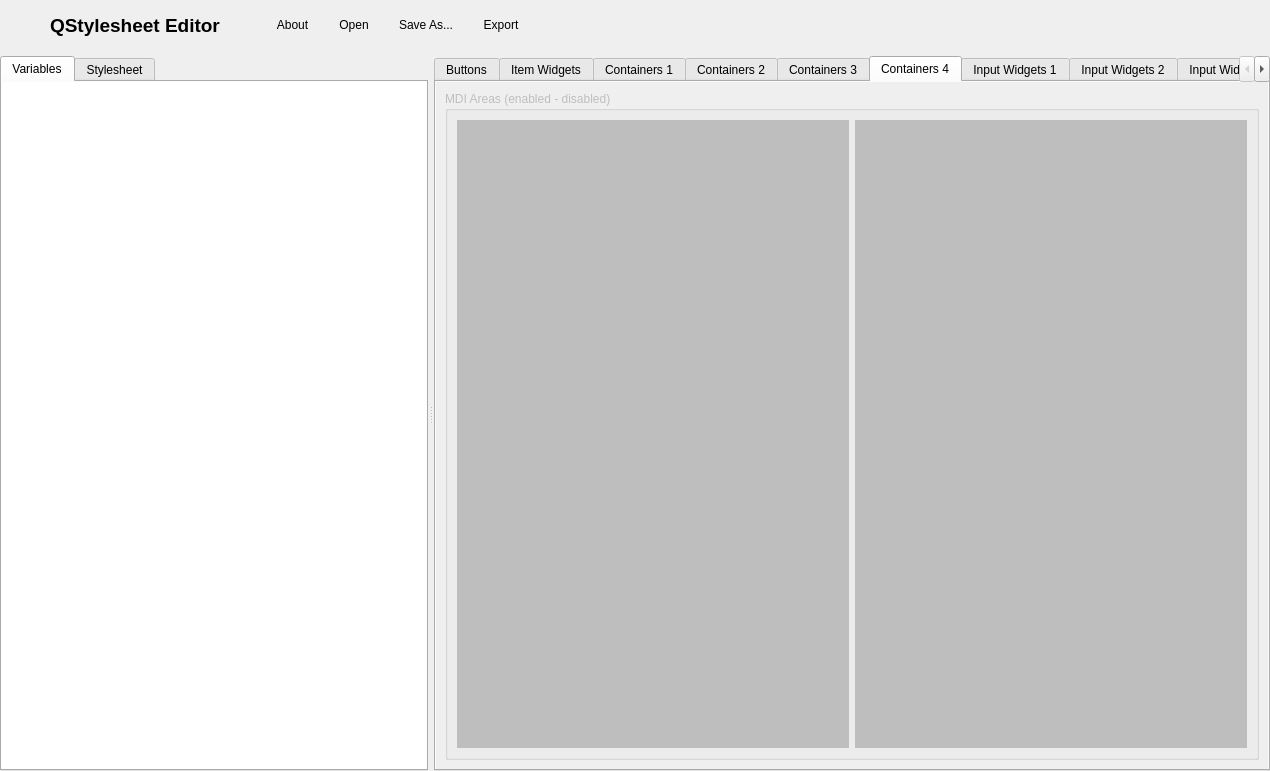
Above: ProjectQStylesheetEditor/mainwindow.ui from Aethermeister/Aether-Projects---QStylesheet-Editor before the change. Below: the same form after it.
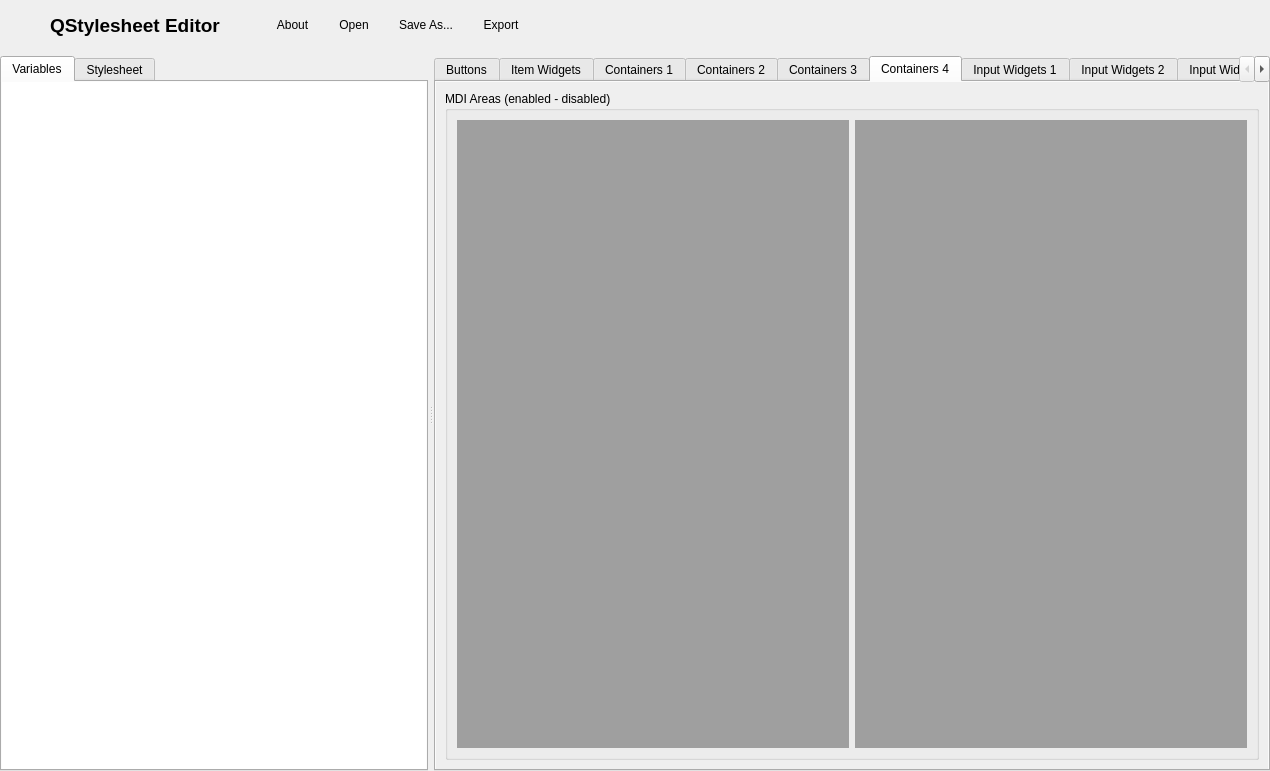
That is the form after the change. The open tabs and pages were chosen to show the change. Icons and pictures are not drawn.

What changed in the file:
```diff
--- a/ProjectQStylesheetEditor/mainwindow.ui
+++ b/ProjectQStylesheetEditor/mainwindow.ui
@@ -2369,9 +2369,6 @@
             <layout class="QVBoxLayout" name="verticalLayout_22">
              <item>
               <widget class="QGroupBox" name="groupBox_26">
-               <property name="enabled">
-                <bool>false</bool>
-               </property>
                <property name="title">
                 <string>MDI Areas (enabled - disabled)</string>
                </property>
```
